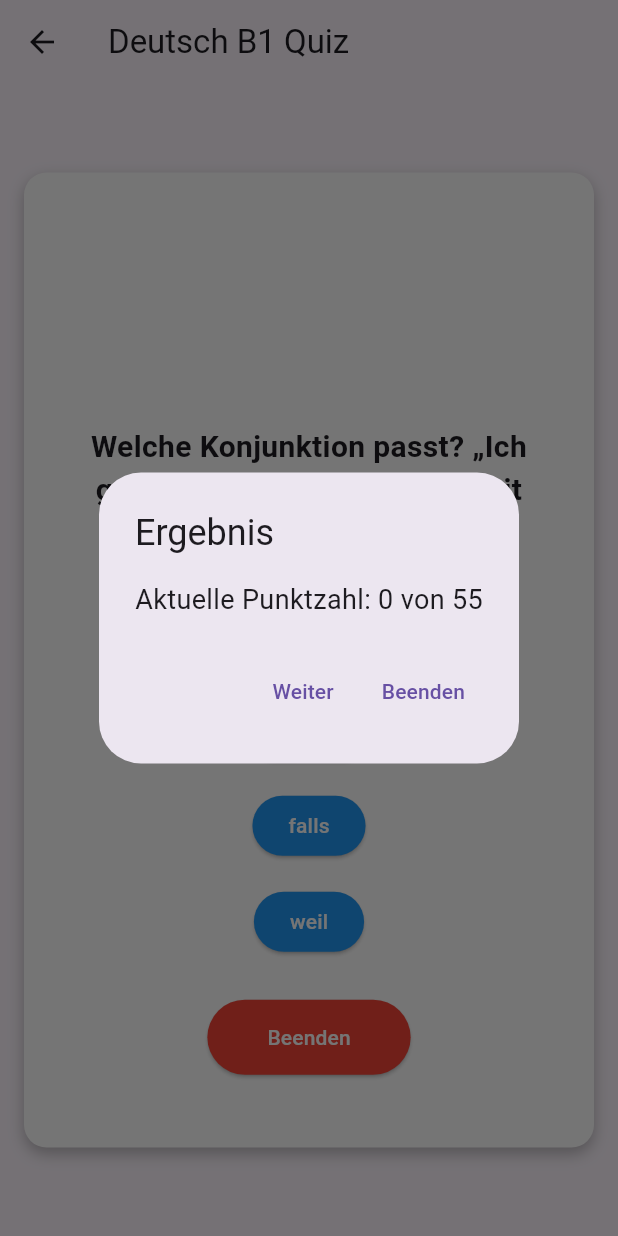
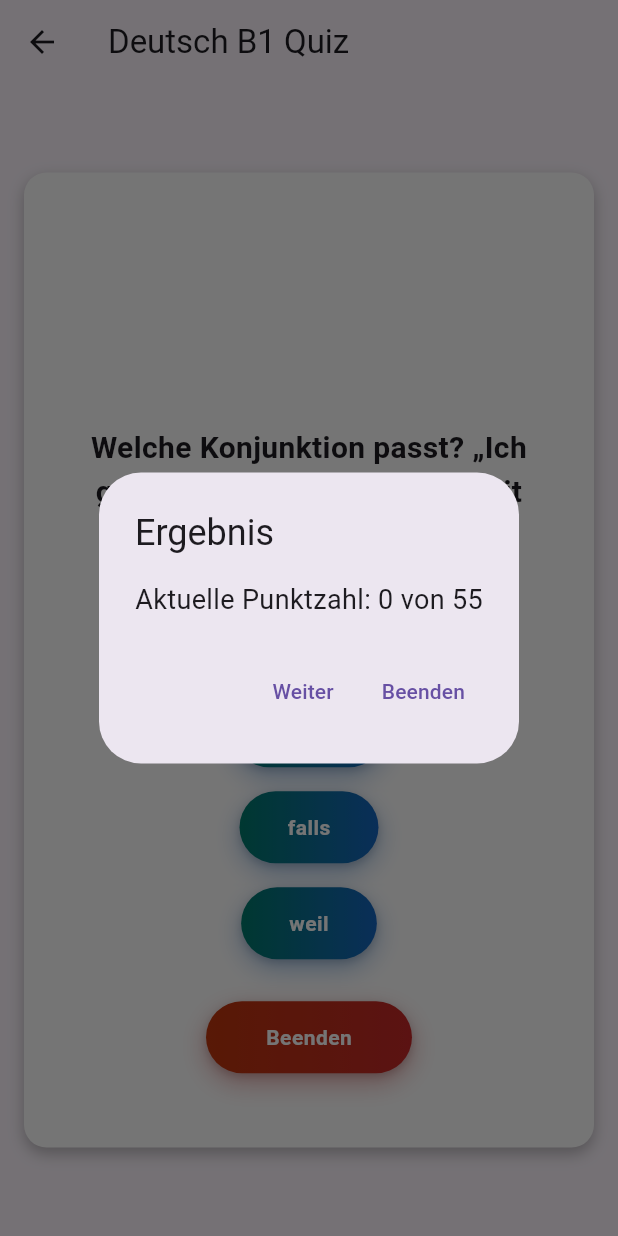
Before and after one commit to Nour-ablahad22/rr, a Flutter app: the SecondScreen screen opened directly, after a tap on "Beenden", on a phone screen of 412 x 824 dp. Run offline on Flutter 3.47's test engine with Material 3 defaults, Android fonts, the phone set to English and light mode, and no system bars.

Commit message:
Add shared gradient AppButton and use it for all elevated buttons
Co-Authored-By: Claude Sonnet 5.5 <noreply@anthropic.com>
Claude-Session: https://claude.ai/code/session_01PgdQC6LHQkTXg95LVYFWwa

```diff
--- a/translation_app/lib/screens/home_screen.dart
+++ b/translation_app/lib/screens/home_screen.dart
@@ -1,5 +1,6 @@
 import 'package:flutter/material.dart';
 import 'second_screen.dart';
+import '../widgets/app_button.dart';
 
 class HomeScreen extends StatelessWidget {
   const HomeScreen({super.key});
@@ -40,14 +41,10 @@ class HomeScreen extends StatelessWidget {
               children: <Widget>[
                 Image.asset('assets/logo.png', width: 150, height: 150),
                 SizedBox(height: 30),
-                ElevatedButton(
+                AppButton(
                   onPressed: () => _onButtonPressed(context),
-                  style: ElevatedButton.styleFrom(
-                    backgroundColor: Colors.blue,
-                    foregroundColor: Colors.white,
-                    padding: EdgeInsets.symmetric(horizontal: 40, vertical: 20),
-                    textStyle: TextStyle(fontSize: 18),
-                  ),
+                  padding: EdgeInsets.symmetric(horizontal: 40, vertical: 20),
+                  textStyle: TextStyle(fontSize: 18, fontWeight: FontWeight.w600),
                   child: Text('اضغط هنا للانتقال إلى الأسئلة'),
                 ),
               ],
--- a/translation_app/lib/screens/second_screen.dart
+++ b/translation_app/lib/screens/second_screen.dart
@@ -1,5 +1,6 @@
 import 'dart:math'; // مكتبة العشوائية
 import 'package:flutter/material.dart';
+import '../widgets/app_button.dart';
 
 class SecondScreen extends StatefulWidget {
   @override
@@ -381,7 +382,7 @@ class _SecondScreenState extends State<SecondScreen> {
                     style: TextStyle(fontSize: 24, fontWeight: FontWeight.bold),
                   ),
                   SizedBox(height: 20),
-                  ElevatedButton(
+                  AppButton(
                     onPressed: _resetQuiz,
                     child: Text('Quiz erneut starten'),
                   ),
@@ -420,26 +421,19 @@ class _SecondScreenState extends State<SecondScreen> {
                           shuffledQuestions[currentQuestionIndex]["answers"].length,
                           (index) => Padding(
                             padding: const EdgeInsets.symmetric(vertical: 8.0),
-                            child: ElevatedButton(
+                            child: AppButton(
                               onPressed: () => _selectAnswer(index),
-                              style: ElevatedButton.styleFrom(
-                                backgroundColor: Colors.blue,
-                                foregroundColor: Colors.white,
-                              ),
                               child: Text(shuffledQuestions[currentQuestionIndex]["answers"][index]),
                             ),
                           ),
                         ),
                       ),
                       SizedBox(height: 20),
-                      ElevatedButton(
+                      AppButton(
                         onPressed: _endQuiz,
+                        variant: AppButtonVariant.danger,
+                        padding: EdgeInsets.symmetric(horizontal: 40, vertical: 15),
                         child: Text('Beenden'),
-                        style: ElevatedButton.styleFrom(
-                          backgroundColor: Colors.red,
-                          foregroundColor: Colors.white,
-                          padding: EdgeInsets.symmetric(horizontal: 40, vertical: 15),
-                        ),
                       ),
                     ],
                   ),
--- /dev/null
+++ b/translation_app/lib/widgets/app_button.dart
@@ -0,0 +1,139 @@
+import 'package:flutter/material.dart';
+
+/// Visual variants of [AppButton].
+enum AppButtonVariant { primary, danger }
+
+/// Shared button with a horizontal gradient, a soft coloured shadow and
+/// hover / pressed / focus / disabled states.
+///
+/// It wraps a native [ElevatedButton], so semantics, keyboard activation,
+/// focus handling and `onPressed == null` (disabled) behave as before.
+class AppButton extends StatefulWidget {
+  const AppButton({
+    super.key,
+    required this.onPressed,
+    required this.child,
+    this.variant = AppButtonVariant.primary,
+    this.padding = const EdgeInsets.symmetric(horizontal: 32, vertical: 14),
+    this.textStyle,
+  });
+
+  final VoidCallback? onPressed;
+  final Widget child;
+  final AppButtonVariant variant;
+  final EdgeInsetsGeometry padding;
+  final TextStyle? textStyle;
+
+  @override
+  State<AppButton> createState() => _AppButtonState();
+}
+
+class _AppButtonState extends State<AppButton> {
+  bool _hovered = false;
+  bool _pressed = false;
+  bool _focused = false;
+
+  static const _radius = 28.0; // pill shape
+
+  // Both gradients keep white text above ~4.5:1 contrast at every stop.
+  List<Color> get _colors {
+    switch (widget.variant) {
+      case AppButtonVariant.primary:
+        return const [Color(0xFF00796B), Color(0xFF1565C0)];
+      case AppButtonVariant.danger:
+        return const [Color(0xFFBF360C), Color(0xFFC62828)];
+    }
+  }
+
+  @override
+  Widget build(BuildContext context) {
+    final enabled = widget.onPressed != null;
+    final colors = _colors;
+    final reduceMotion = MediaQuery.of(context).disableAnimations;
+    final duration =
+        reduceMotion ? Duration.zero : const Duration(milliseconds: 200);
+
+    final lifted = enabled && _hovered && !_pressed;
+    final pressed = enabled && _pressed;
+
+    final decoration = BoxDecoration(
+      borderRadius: BorderRadius.circular(_radius),
+      gradient: LinearGradient(
+        begin: Alignment.centerLeft,
+        end: Alignment.centerRight,
+        colors: enabled
+            ? colors
+            : const [Color(0xFFBDBDBD), Color(0xFF9E9E9E)],
+      ),
+      boxShadow: !enabled
+          ? const []
+          : [
+              // Layered shadow: a tight contact shadow plus a soft coloured one.
+              BoxShadow(
+                color: Colors.black.withValues(alpha: pressed ? 0.10 : 0.18),
+                blurRadius: pressed ? 2 : 4,
+                offset: Offset(0, pressed ? 1 : 2),
+              ),
+              BoxShadow(
+                color: colors.last.withValues(alpha: pressed ? 0.20 : 0.38),
+                blurRadius: pressed ? 6 : (lifted ? 22 : 14),
+                offset: Offset(0, pressed ? 2 : (lifted ? 10 : 6)),
+              ),
+            ],
+      // Visible keyboard-focus ring.
+      border: _focused
+          ? Border.all(color: Colors.white, width: 2)
+          : null,
+    );
+
+    return AnimatedContainer(
+      duration: duration,
+      curve: Curves.easeOutCubic,
+      transformAlignment: Alignment.center,
+      transform: Matrix4.translationValues(
+        0,
+        pressed ? 1 : (lifted ? -3 : 0),
+        0,
+      )..scale(pressed ? 0.98 : 1.0),
+      decoration: decoration,
+      child: Focus(
+        canRequestFocus: false,
+        skipTraversal: true,
+        onFocusChange: (value) => setState(() => _focused = value),
+        child: MouseRegion(
+          onEnter: (_) => setState(() => _hovered = true),
+          onExit: (_) => setState(() {
+            _hovered = false;
+            _pressed = false;
+          }),
+          child: Listener(
+            onPointerDown: (_) => setState(() => _pressed = true),
+            onPointerUp: (_) => setState(() => _pressed = false),
+            onPointerCancel: (_) => setState(() => _pressed = false),
+            child: ElevatedButton(
+              onPressed: widget.onPressed,
+              style: ElevatedButton.styleFrom(
+                backgroundColor: Colors.transparent,
+                disabledBackgroundColor: Colors.transparent,
+                foregroundColor: Colors.white,
+                disabledForegroundColor: Colors.white70,
+                shadowColor: Colors.transparent,
+                elevation: 0,
+                padding: widget.padding,
+                textStyle: widget.textStyle ??
+                    const TextStyle(
+                      fontWeight: FontWeight.w600,
+                      letterSpacing: 0.3,
+                    ),
+                shape: RoundedRectangleBorder(
+                  borderRadius: BorderRadius.circular(_radius),
+                ),
+              ),
+              child: widget.child,
+            ),
+          ),
+        ),
+      ),
+    );
+  }
+}
```
